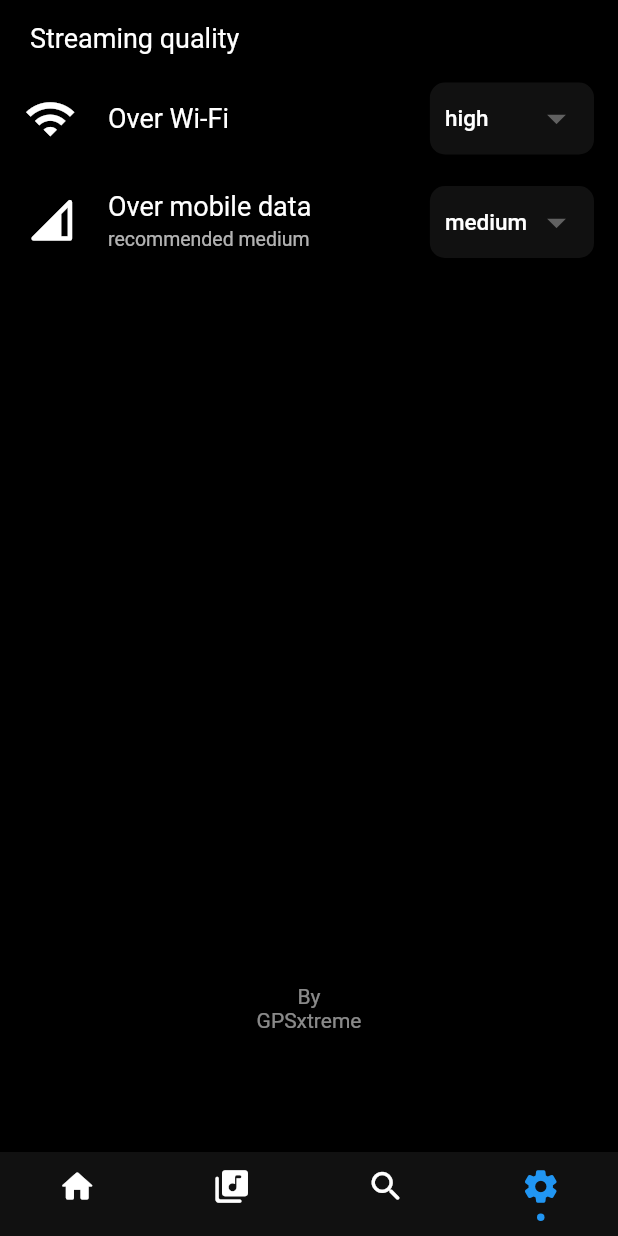
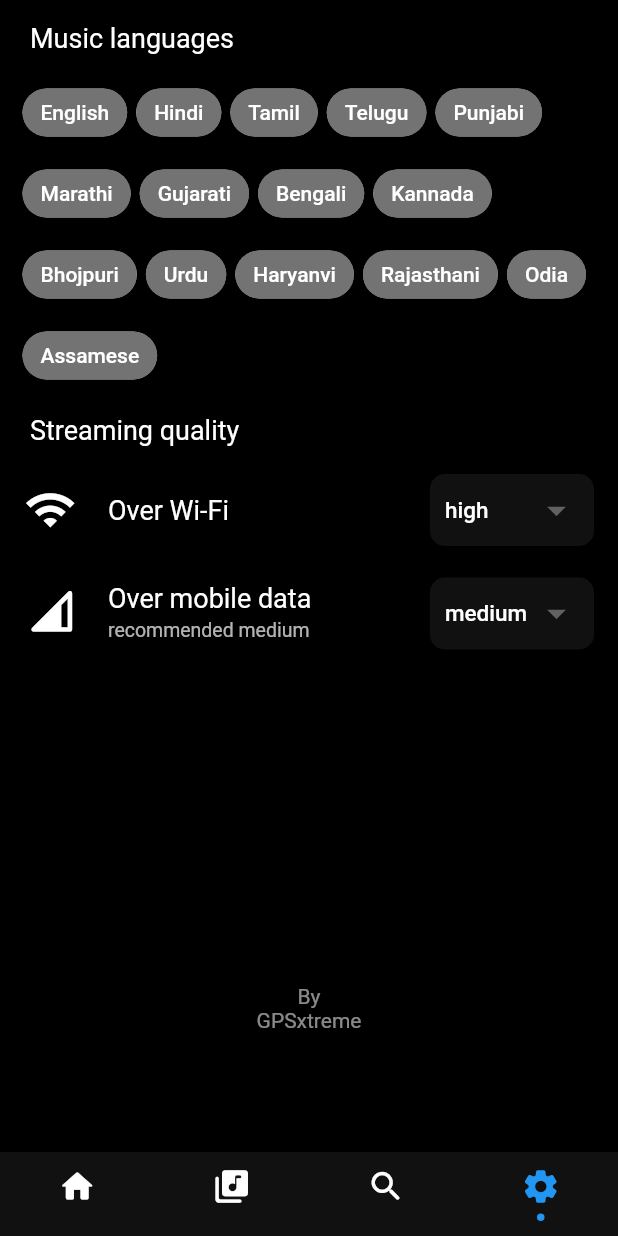
Before and after one commit to GPSxtreme/melomix, a Flutter app: the screen it shows after launch, item 4 of the bottom bar chosen, on a phone screen of 412 x 824 dp. Run offline on Flutter 3.47's test engine with Material 2 defaults, Android fonts, the phone set to English and light mode, and no system bars; drawn by our look-alikes of persistent_bottom_nav_bar; our stand-ins replace carousel_slider, connectivity_plus, flutter_spinkit, fluttertoast, google_fonts, hexcolor and 7 more; missing offline and left inert: audiotagger, flowder, flutter_media_metadata; network calls fail; Roboto replaces fonts that are missing (Mansalva).

Commit message:
Added streaming languages to settings.

```diff
--- /dev/null
+++ b/lib/components/language_chip.dart
@@ -0,0 +1,51 @@
+import 'package:flutter/material.dart';
+import 'package:proto_music_player/services/local_data_service.dart';
+
+class LanguageChip extends StatefulWidget {
+  const LanguageChip({Key? key, required this.language}) : super(key: key);
+  final String language;
+  @override
+  State<LanguageChip> createState() => _LanguageChipState();
+}
+
+class _LanguageChipState extends State<LanguageChip> {
+  bool isSelected = false;
+  @override
+  void initState() {
+    // TODO: implement initState
+    super.initState();
+    //check whether the language is selected.
+    isAdded();
+  }
+  isAdded()async{
+    if(mounted){
+      List langs = await LocalDataService.getLanguages();
+      if(langs.contains(widget.language.toLowerCase().trim())){
+        setState(() {
+          isSelected = true;
+        });
+      }
+    }
+  }
+  @override
+  Widget build(BuildContext context) {
+    return ChoiceChip(
+        label: Text(widget.language,style: const TextStyle(color: Colors.white),),
+        selected: isSelected,
+      backgroundColor: Colors.black54,
+      selectedColor: Colors.blue[400],
+      onSelected: (value){
+          setState(() {
+            isSelected = value;
+          });
+            if(value == true){
+              //Add this language to language list;
+              LocalDataService.addLanguage(widget.language.toLowerCase());
+            }else{
+              //Remove this language from language list;
+              LocalDataService.removeLanguage(widget.language.toLowerCase());
+            }
+      },
+    );
+  }
+}
--- a/lib/components/top_carousel_card.dart
+++ b/lib/components/top_carousel_card.dart
@@ -33,7 +33,7 @@ class _TopCarouselCardState extends State<TopCarouselCard> {
         if (i != widget.data["artists"].length - 1) {
           artists += "${htmlDecode.convert(widget.data["artists"][i]["name"].trim())},";
         } else {
-          artists += "${widget.data["artists"][i]["name"]}";
+          artists += htmlDecode.convert(widget.data["artists"][i]["name"].trim());
         }
       }
     }
--- a/lib/screens/home_screen.dart
+++ b/lib/screens/home_screen.dart
@@ -34,7 +34,7 @@ class _HomeScreenState extends State<HomeScreen> {
                   ],
                 ),
               ),
-              const HomeScreenModule(languages: ["english"],),
+              const HomeScreenModule(),
             ],
           ),
           //body
--- a/lib/screens/settings_screen.dart
+++ b/lib/screens/settings_screen.dart
@@ -1,5 +1,6 @@
 import 'package:flutter/material.dart';
 import 'package:hexcolor/hexcolor.dart';
+import 'package:proto_music_player/components/language_chip.dart';
 import '../services/app_settings.dart';
 import '../services/helper_functions.dart';
 
@@ -44,6 +45,32 @@ class _SettingsScreenState extends State<SettingsScreen> {
           //body
           ListView(
             children: [
+              //languages
+              label("Music languages",fontWeight: FontWeight.w400 , fontSize: 18),
+              Padding(
+                padding: const EdgeInsets.symmetric(horizontal: 15),
+                child: Wrap(
+                  spacing: 6.0,
+                  runSpacing: 6.0,
+                  children: const [
+                    LanguageChip(language: "English"),
+                    LanguageChip(language: "Hindi"),
+                    LanguageChip(language: "Tamil"),
+                    LanguageChip(language: "Telugu"),
+                    LanguageChip(language: "Punjabi"),
+                    LanguageChip(language: "Marathi"),
+                    LanguageChip(language: "Gujarati"),
+                    LanguageChip(language: "Bengali"),
+                    LanguageChip(language: "Kannada"),
+                    LanguageChip(language: "Bhojpuri"),
+                    LanguageChip(language: "Urdu"),
+                    LanguageChip(language: "Haryanvi"),
+                    LanguageChip(language: "Rajasthani"),
+                    LanguageChip(language: "Odia"),
+                    LanguageChip(language: "Assamese"),
+                  ],
+                ),
+              ),
               //song quality
               label("Streaming quality",fontWeight: FontWeight.w400 , fontSize: 18),
               ListTile(
@@ -108,6 +135,7 @@ class _SettingsScreenState extends State<SettingsScreen> {
               ),
             ],
           ),
+          if(MediaQuery.of(context).orientation == Orientation.portrait)
           Positioned(
             bottom: 70,
             right: 0,
--- a/lib/services/local_data_service.dart
+++ b/lib/services/local_data_service.dart
@@ -1,3 +1,4 @@
+import 'package:flutter/foundation.dart';
 import 'package:shared_preferences/shared_preferences.dart';
 
 class LocalDataService{
@@ -10,9 +11,47 @@ class LocalDataService{
     final prefs = await SharedPreferences.getInstance();
     await prefs.setString('songQualityMd', quality);
   }
-  static Future<void> setUserName(String userName)async{
+  ///Replaces the saved languages string with the given string.
+  static Future<void> setLanguage(String languageString)async{
     final prefs = await SharedPreferences.getInstance();
-    await prefs.setString('userName',  userName);
+    await prefs.setString('languages', languageString);
+  }
+  ///Adds given language to the existing language list.
+  static Future<void> addLanguage(String language)async{
+    List langList = await getLanguages();
+    String langString = "";
+    if(language.trim().isNotEmpty && langList.isNotEmpty){
+      langList.add(language);
+      for(int i = 0 ; i < langList.length;i++){
+        if(i == langList.length - 1){
+          langString += langList[i];
+        }else{
+          langString += "${langList[i]},";
+        }
+      }
+      await setLanguage(langString);
+    }else if(langList.isEmpty && language.trim().isNotEmpty){
+      await setLanguage("$language,");
+    }
+    if (kDebugMode) {
+      print(await getLanguages());
+    }
+  }
+  static Future<void> removeLanguage(String language)async{
+    List langList = await getLanguages();
+    langList.remove(language);
+    String langString = "";
+    for(int i = 0 ; i < langList.length;i++){
+      if(i == langList.length - 1){
+        langString += langList[i];
+      }else{
+        langString += "${langList[i]},";
+      }
+    }
+    setLanguage(langString);
+    if (kDebugMode) {
+      print(await getLanguages());
+    }
   }
   //getters
   static Future<String?> getSongQualityWifi()async{
@@ -25,9 +64,20 @@ class LocalDataService{
     String? quality = prefs.getString('songQualityMd');
     return quality;
   }
-  static Future<String?> getUserName()async{
+  static Future<String?> getLanguagesString()async{
     final prefs = await SharedPreferences.getInstance();
-    String? userName = prefs.getString('userName');
-    return userName;
+    String? languages = prefs.getString('languages');
+    return languages;
+  }
+  static Future<List> getLanguages()async{
+    final prefs = await SharedPreferences.getInstance();
+    String? languages = prefs.getString('languages');
+    if(languages != null && languages.trim().isNotEmpty) {
+      List data = languages.split(",");
+      data.removeWhere((item) => [" ",",",""].contains(item));
+      return data;
+    } else {
+      return [];
+    }
   }
 }
```
Also changed, not shown: lib/components/home_screen_module.dart (+8 -11 lines), 1 other file.
